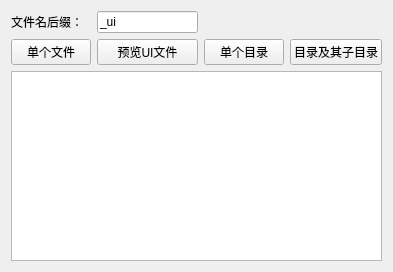
Above: kdui2py/kdui2py.ui from bkdwei/kdui2py before the change. Below: the same form after it.
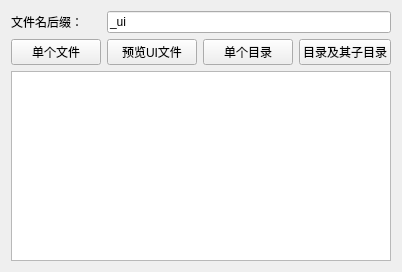
That is the form after the change.

Diff of the .ui file:
```diff
--- a/kdui2py/kdui2py.ui
+++ b/kdui2py/kdui2py.ui
@@ -6,7 +6,7 @@
    <rect>
     <x>0</x>
     <y>0</y>
-    <width>393</width>
+    <width>402</width>
     <height>272</height>
    </rect>
   </property>
@@ -52,7 +52,7 @@
      </property>
     </widget>
    </item>
-   <item row="0" column="1">
+   <item row="0" column="1" colspan="3">
     <widget class="QLineEdit" name="le_suffix">
      <property name="text">
       <string>_ui</string>
```
Left out of the diff: 2 changed lines with no effect on the pictures.
